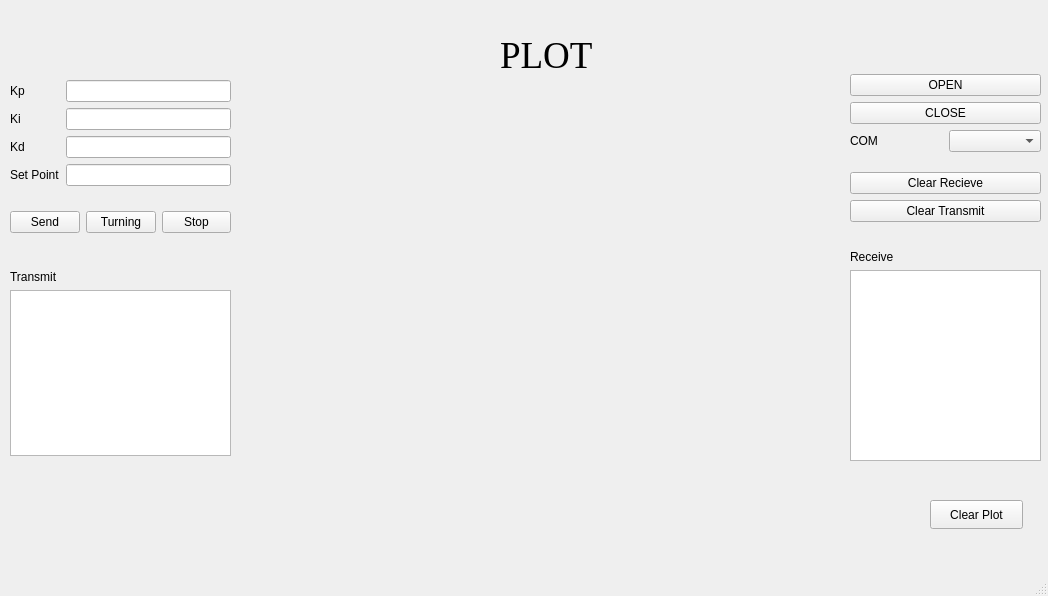
Qt form mainwindow.ui (Nt1Dat/GUI_PID) before a commit.
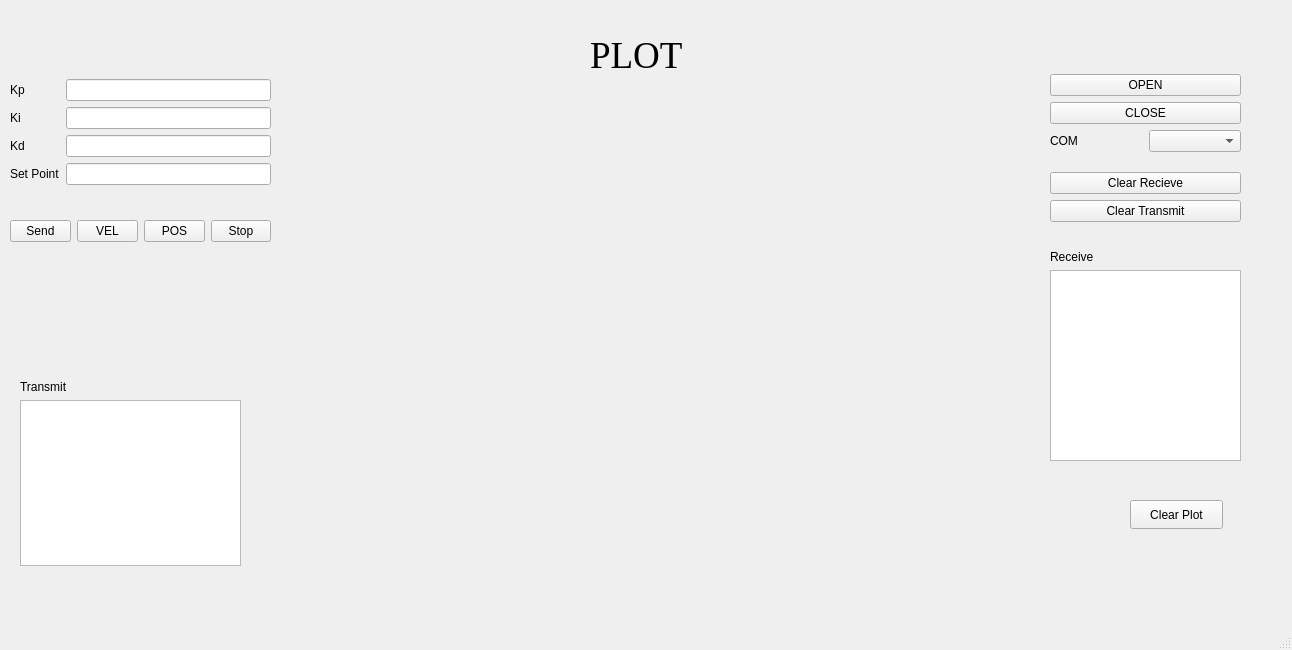
The same form after that commit. Custom widgets are drawn as their Qt base class.

```diff
--- a/mainwindow.ui
+++ b/mainwindow.ui
@@ -6,8 +6,8 @@
    <rect>
     <x>0</x>
     <y>0</y>
-    <width>1048</width>
-    <height>596</height>
+    <width>1292</width>
+    <height>650</height>
    </rect>
   </property>
   <property name="windowTitle">
@@ -18,9 +18,9 @@
     <property name="geometry">
      <rect>
       <x>10</x>
-      <y>61</y>
-      <width>221</width>
-      <height>191</height>
+      <y>50</y>
+      <width>261</width>
+      <height>221</height>
      </rect>
     </property>
     <layout class="QVBoxLayout" name="verticalLayout_4">
@@ -88,7 +88,14 @@
        <item>
         <widget class="QPushButton" name="turningButton">
          <property name="text">
-          <string>Turning</string>
+          <string>VEL</string>
+         </property>
+        </widget>
+       </item>
+       <item>
+        <widget class="QPushButton" name="pButton">
+         <property name="text">
+          <string>POS</string>
          </property>
         </widget>
        </item>
@@ -106,7 +113,7 @@
    <widget class="QWidget" name="layoutWidget">
     <property name="geometry">
      <rect>
-      <x>850</x>
+      <x>1050</x>
       <y>60</y>
       <width>191</width>
       <height>177</height>
@@ -174,8 +181,8 @@
    <widget class="QWidget" name="layoutWidget">
     <property name="geometry">
      <rect>
-      <x>10</x>
-      <y>270</y>
+      <x>20</x>
+      <y>380</y>
       <width>221</width>
       <height>186</height>
      </rect>
@@ -196,7 +203,7 @@
    <widget class="QWidget" name="layoutWidget">
     <property name="geometry">
      <rect>
-      <x>850</x>
+      <x>1050</x>
       <y>250</y>
       <width>191</width>
       <height>211</height>
@@ -218,17 +225,17 @@
    <widget class="QCustomPlot" name="plot" native="true">
     <property name="geometry">
      <rect>
-      <x>260</x>
+      <x>330</x>
       <y>100</y>
-      <width>571</width>
-      <height>441</height>
+      <width>711</width>
+      <height>471</height>
      </rect>
     </property>
    </widget>
    <widget class="QLabel" name="label">
     <property name="geometry">
      <rect>
-      <x>500</x>
+      <x>590</x>
       <y>30</y>
       <width>121</width>
       <height>51</height>
@@ -247,7 +254,7 @@
    <widget class="QPushButton" name="pushButton">
     <property name="geometry">
      <rect>
-      <x>930</x>
+      <x>1130</x>
       <y>500</y>
       <width>93</width>
       <height>29</height>
```
Left out of the diff: 4 changed lines with no effect on the pictures.
